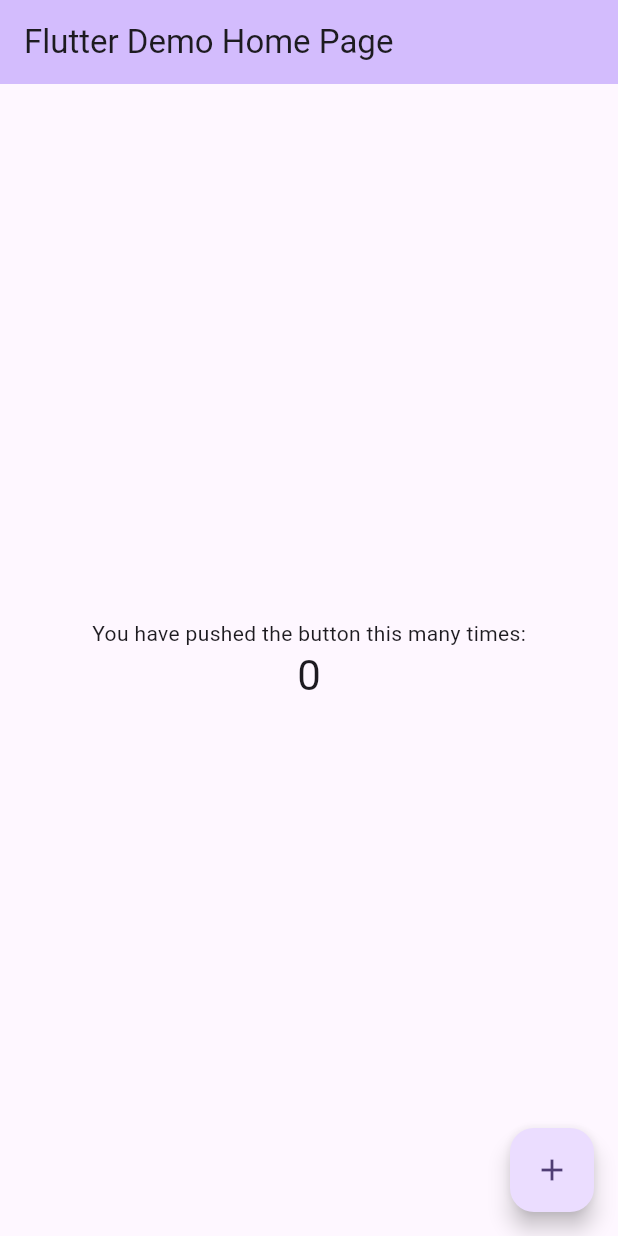
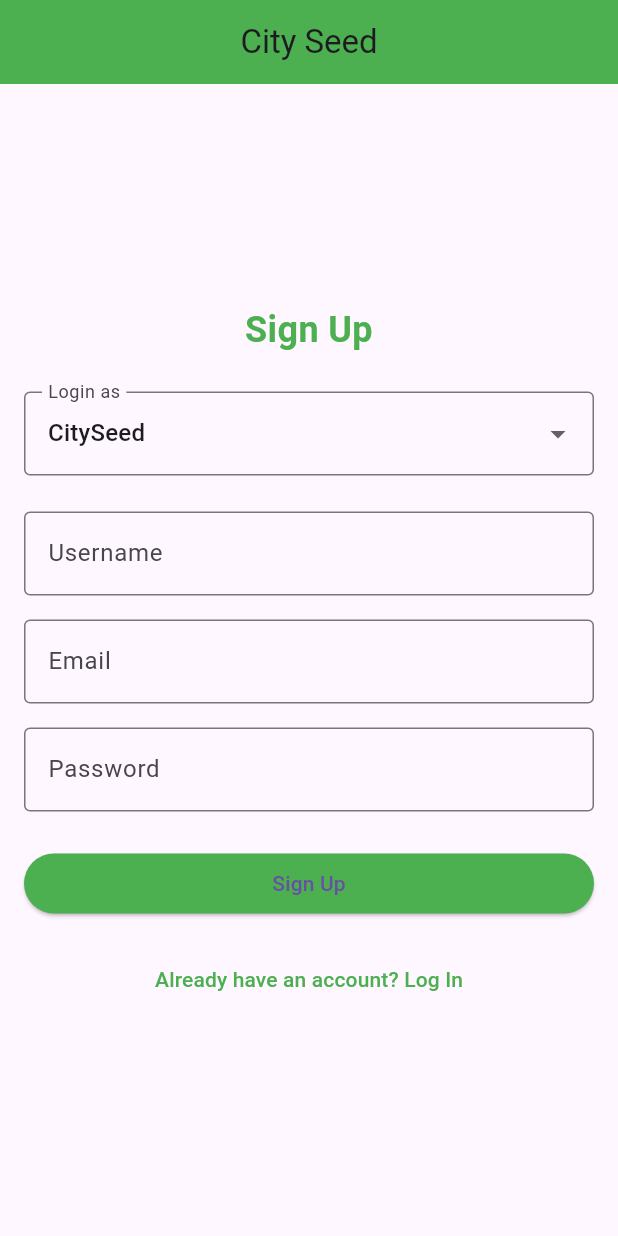
Before and after one commit to naikamaruzz/tricode_app, a Flutter app: the screen it shows after launch, on a phone screen of 412 x 824 dp. Run offline on Flutter 3.47's test engine with Material 3 defaults, Android fonts, the phone set to English and light mode, and no system bars.

Commit message:
made the login and signup page

```diff
--- a/lib/main.dart
+++ b/lib/main.dart
@@ -1,125 +1,118 @@
 import 'package:flutter/material.dart';
 
-void main() {
-  runApp(const MyApp());
-}
+void main() => runApp(CitySeedApp());
 
-class MyApp extends StatelessWidget {
-  const MyApp({super.key});
-
-  // This widget is the root of your application.
+class CitySeedApp extends StatelessWidget {
 	@override
 	Widget build(BuildContext context) {
 		return MaterialApp(
-      title: 'Flutter Demo',
-      theme: ThemeData(
-        // This is the theme of your application.
-        //
-        // TRY THIS: Try running your application with "flutter run". You'll see
-        // the application has a purple toolbar. Then, without quitting the app,
-        // try changing the seedColor in the colorScheme below to Colors.green
-        // and then invoke "hot reload" (save your changes or press the "hot
-        // reload" button in a Flutter-supported IDE, or press "r" if you used
-        // the command line to start the app).
-        //
-        // Notice that the counter didn't reset back to zero; the application
-        // state is not lost during the reload. To reset the state, use hot
-        // restart instead.
-        //
-        // This works for code too, not just values: Most code changes can be
-        // tested with just a hot reload.
-        colorScheme: ColorScheme.fromSeed(seedColor: Colors.deepPurple),
-        useMaterial3: true,
-      ),
-      home: const MyHomePage(title: 'Flutter Demo Home Page'),
+			home: SignUpLoginPage(),
 		);
 	}
 }
 
-class MyHomePage extends StatefulWidget {
-  const MyHomePage({super.key, required this.title});
-
-  // This widget is the home page of your application. It is stateful, meaning
-  // that it has a State object (defined below) that contains fields that affect
-  // how it looks.
-
-  // This class is the configuration for the state. It holds the values (in this
-  // case the title) provided by the parent (in this case the App widget) and
-  // used by the build method of the State. Fields in a Widget subclass are
-  // always marked "final".
-
-  final String title;
-
+class SignUpLoginPage extends StatefulWidget {
 	@override
-  State<MyHomePage> createState() => _MyHomePageState();
+	_SignUpLoginPageState createState() => _SignUpLoginPageState();
 }
 
-class _MyHomePageState extends State<MyHomePage> {
-  int _counter = 0;
-
-  void _incrementCounter() {
-    setState(() {
-      // This call to setState tells the Flutter framework that something has
-      // changed in this State, which causes it to rerun the build method below
-      // so that the display can reflect the updated values. If we changed
-      // _counter without calling setState(), then the build method would not be
-      // called again, and so nothing would appear to happen.
-      _counter++;
-    });
-  }
+class _SignUpLoginPageState extends State<SignUpLoginPage> {
+	bool isSignUp = true; // Toggle between sign up and log in
+	String selectedOption = "CitySeed";
+	List<String> loginOptions = ["CitySeed", "CityCo"];
 
 	@override
 	Widget build(BuildContext context) {
-    // This method is rerun every time setState is called, for instance as done
-    // by the _incrementCounter method above.
-    //
-    // The Flutter framework has been optimized to make rerunning build methods
-    // fast, so that you can just rebuild anything that needs updating rather
-    // than having to individually change instances of widgets.
 		return Scaffold(
 			appBar: AppBar(
-        // TRY THIS: Try changing the color here to a specific color (to
-        // Colors.amber, perhaps?) and trigger a hot reload to see the AppBar
-        // change color while the other colors stay the same.
-        backgroundColor: Theme.of(context).colorScheme.inversePrimary,
-        // Here we take the value from the MyHomePage object that was created by
-        // the App.build method, and use it to set our appbar title.
-        title: Text(widget.title),
+				title: Text("City Seed", textAlign: TextAlign.center),
+				centerTitle: true,
+				backgroundColor: Colors.green,
 			),
-      body: Center(
-        // Center is a layout widget. It takes a single child and positions it
-        // in the middle of the parent.
+			body: Padding(
+				padding: const EdgeInsets.all(16.0),
 				child: Column(
-          // Column is also a layout widget. It takes a list of children and
-          // arranges them vertically. By default, it sizes itself to fit its
-          // children horizontally, and tries to be as tall as its parent.
-          //
-          // Column has various properties to control how it sizes itself and
-          // how it positions its children. Here we use mainAxisAlignment to
-          // center the children vertically; the main axis here is the vertical
-          // axis because Columns are vertical (the cross axis would be
-          // horizontal).
-          //
-          // TRY THIS: Invoke "debug painting" (choose the "Toggle Debug Paint"
-          // action in the IDE, or press "p" in the console), to see the
-          // wireframe for each widget.
 					mainAxisAlignment: MainAxisAlignment.center,
-          children: <Widget>[
-            const Text(
-              'You have pushed the button this many times:',
+					crossAxisAlignment: CrossAxisAlignment.stretch,
+					children: [
+						Text(
+							isSignUp ? "Sign Up" : "Log In",
+							textAlign: TextAlign.center,
+							style: TextStyle(
+								fontSize: 24,
+								fontWeight: FontWeight.bold,
+								color: Colors.green,
 							),
-            Text(
-              '$_counter',
-              style: Theme.of(context).textTheme.headlineMedium,
+						),
+						SizedBox(height: 24),
+						if (isSignUp) ...[
+							DropdownButtonFormField(
+								value: selectedOption,
+								items: loginOptions.map((String option) {
+									return DropdownMenuItem<String>(
+										value: option,
+										child: Text(option),
+									);
+								}).toList(),
+								onChanged: (String? newValue) {
+									setState(() {
+										selectedOption = newValue!;
+									});
+								},
+								decoration: InputDecoration(
+									labelText: "Login as",
+									border: OutlineInputBorder(),
+								),
+							),
+							SizedBox(height: 24),
+						],
+						TextField(
+							decoration: InputDecoration(
+								labelText: "Username",
+								border: OutlineInputBorder(),
+							),
+						),
+						SizedBox(height: 16),
+						if (isSignUp) // Show email field only during sign-up
+							TextField(
+								decoration: InputDecoration(
+									labelText: "Email",
+									border: OutlineInputBorder(),
+								),
+							),
+						SizedBox(height: 16),
+						TextField(
+							decoration: InputDecoration(
+								labelText: "Password",
+								border: OutlineInputBorder(),
+							),
+							obscureText: true,
+						),
+						SizedBox(height: 24),
+						ElevatedButton(
+							onPressed: () {
+								// Add sign-up or log-in logic here
+							},
+							child: Text(isSignUp ? "Sign Up" : "Log In"),
+							style: ElevatedButton.styleFrom(
+								backgroundColor: Colors.green,
+							),
+						),
+						SizedBox(height: 16),
+						TextButton(
+							onPressed: () {
+								setState(() {
+									isSignUp = !isSignUp; // Toggle the form
+								});
+							},
+							child: Text(
+								isSignUp ? "Already have an account? Log In" : "Don't have an account? Sign Up",
+								style: TextStyle(color: Colors.green),
+							),
 						),
 					],
 				),
 			),
-      floatingActionButton: FloatingActionButton(
-        onPressed: _incrementCounter,
-        tooltip: 'Increment',
-        child: const Icon(Icons.add),
-      ), // This trailing comma makes auto-formatting nicer for build methods.
 		);
 	}
 }
```
Lines whose indentation alone changed are shown as unchanged.
